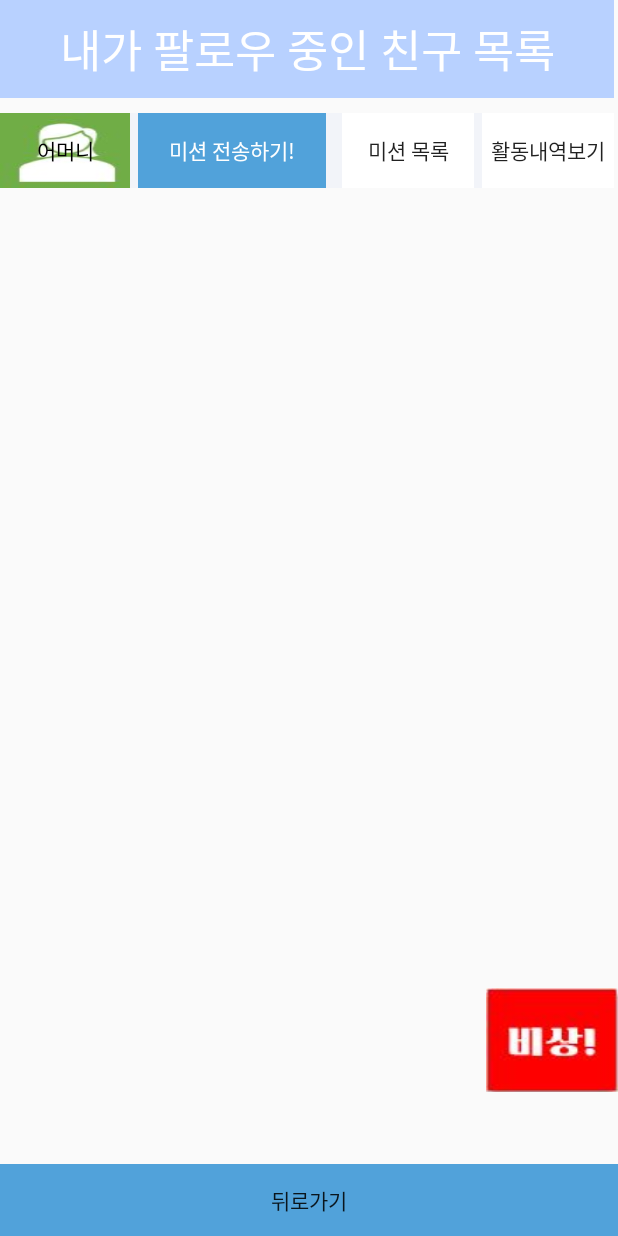
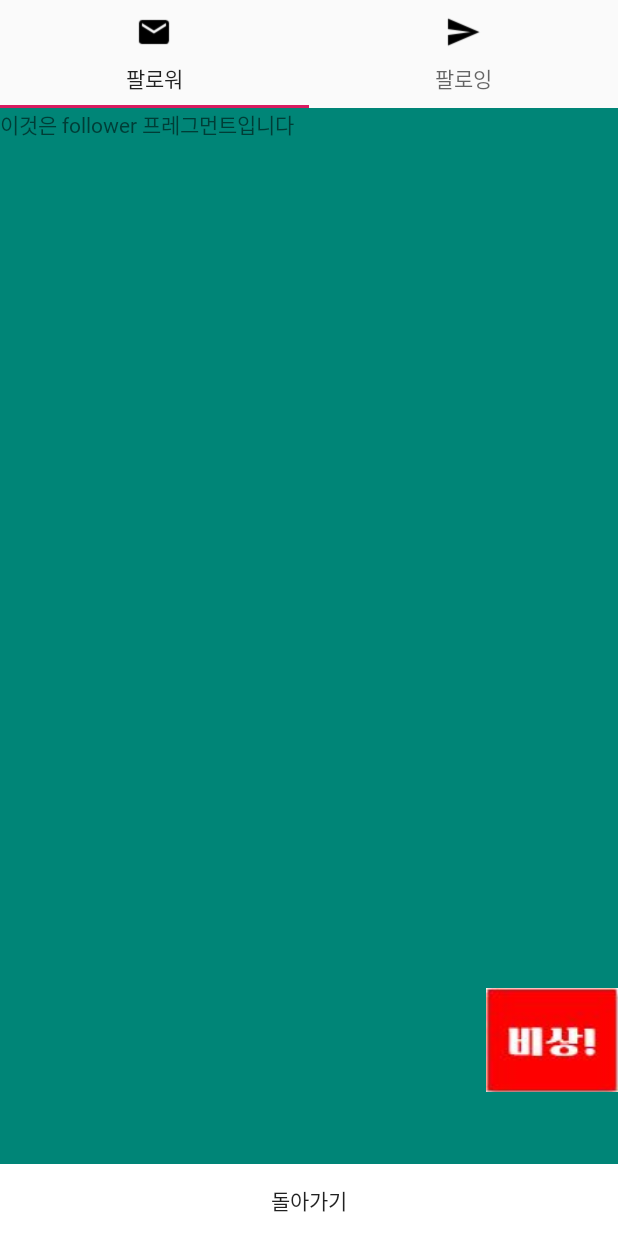
Before and after one commit to Junseon00/MD5, an Android app: the screen it shows after launch (Screen11Social), on a phone screen of 412 x 824 dp. Run offline under Robolectric (Android 15) with nearby library versions, the phone set to English and light mode, and no system bars.

Commit message:
screen11 social 탭뷰만듦

```diff
--- a/app/build.gradle
+++ b/app/build.gradle
@@ -43,6 +43,8 @@ dependencies {
     implementation fileTree(dir: 'libs', include: ['*.jar'])
     implementation 'androidx.appcompat:appcompat:1.0.2'
     implementation 'androidx.constraintlayout:constraintlayout:1.1.3'
+    implementation 'com.google.android.material:material:1.0.0'
+    implementation 'androidx.legacy:legacy-support-v4:1.0.0'
     testImplementation 'junit:junit:4.12'
     androidTestImplementation 'androidx.test.ext:junit:1.1.0'
     androidTestImplementation 'androidx.test.espresso:espresso-core:3.1.1'
--- /dev/null
+++ b/app/src/main/java/com/example/myapplication/Frag_follower.java
@@ -0,0 +1,64 @@
+package com.example.myapplication;
+
+import android.os.Bundle;
+
+import androidx.fragment.app.Fragment;
+
+import android.view.LayoutInflater;
+import android.view.View;
+import android.view.ViewGroup;
+
+/**
+ * A simple {@link Fragment} subclass.
+ * Use the {@link Frag_follower#newInstance} factory method to
+ * create an instance of this fragment.
+ */
+public class Frag_follower extends Fragment {
+
+    // TODO: Rename parameter arguments, choose names that match
+    // the fragment initialization parameters, e.g. ARG_ITEM_NUMBER
+    private static final String ARG_PARAM1 = "param1";
+    private static final String ARG_PARAM2 = "param2";
+
+    // TODO: Rename and change types of parameters
+    private String mParam1;
+    private String mParam2;
+
+    public Frag_follower() {
+        // Required empty public constructor
+    }
+
+    /**
+     * Use this factory method to create a new instance of
+     * this fragment using the provided parameters.
+     *
+     * @param param1 Parameter 1.
+     * @param param2 Parameter 2.
+     * @return A new instance of fragment Frag_follower.
+     */
+    // TODO: Rename and change types and number of parameters
+    public static Frag_follower newInstance(String param1, String param2) {
+        Frag_follower fragment = new Frag_follower();
+        Bundle args = new Bundle();
+        args.putString(ARG_PARAM1, param1);
+        args.putString(ARG_PARAM2, param2);
+        fragment.setArguments(args);
+        return fragment;
+    }
+
+    @Override
+    public void onCreate(Bundle savedInstanceState) {
+        super.onCreate(savedInstanceState);
+        if (getArguments() != null) {
+            mParam1 = getArguments().getString(ARG_PARAM1);
+            mParam2 = getArguments().getString(ARG_PARAM2);
+        }
+    }
+
+    @Override
+    public View onCreateView(LayoutInflater inflater, ViewGroup container,
+                             Bundle savedInstanceState) {
+        // Inflate the layout for this fragment
+        return inflater.inflate(R.layout.fragment_frag_follower, container, false);
+    }
+}
--- /dev/null
+++ b/app/src/main/java/com/example/myapplication/Frag_following.java
@@ -0,0 +1,64 @@
+package com.example.myapplication;
+
+import android.os.Bundle;
+
+import androidx.fragment.app.Fragment;
+
+import android.view.LayoutInflater;
+import android.view.View;
+import android.view.ViewGroup;
+
+/**
+ * A simple {@link Fragment} subclass.
+ * Use the {@link Frag_following#newInstance} factory method to
+ * create an instance of this fragment.
+ */
+public class Frag_following extends Fragment {
+
+    // TODO: Rename parameter arguments, choose names that match
+    // the fragment initialization parameters, e.g. ARG_ITEM_NUMBER
+    private static final String ARG_PARAM1 = "param1";
+    private static final String ARG_PARAM2 = "param2";
+
+    // TODO: Rename and change types of parameters
+    private String mParam1;
+    private String mParam2;
+
+    public Frag_following() {
+        // Required empty public constructor
+    }
+
+    /**
+     * Use this factory method to create a new instance of
+     * this fragment using the provided parameters.
+     *
+     * @param param1 Parameter 1.
+     * @param param2 Parameter 2.
+     * @return A new instance of fragment Frag_following.
+     */
+    // TODO: Rename and change types and number of parameters
+    public static Frag_following newInstance(String param1, String param2) {
+        Frag_following fragment = new Frag_following();
+        Bundle args = new Bundle();
+        args.putString(ARG_PARAM1, param1);
+        args.putString(ARG_PARAM2, param2);
+        fragment.setArguments(args);
+        return fragment;
+    }
+
+    @Override
+    public void onCreate(Bundle savedInstanceState) {
+        super.onCreate(savedInstanceState);
+        if (getArguments() != null) {
+            mParam1 = getArguments().getString(ARG_PARAM1);
+            mParam2 = getArguments().getString(ARG_PARAM2);
+        }
+    }
+
+    @Override
+    public View onCreateView(LayoutInflater inflater, ViewGroup container,
+                             Bundle savedInstanceState) {
+        // Inflate the layout for this fragment
+        return inflater.inflate(R.layout.fragment_frag_following, container, false);
+    }
+}
--- a/app/src/main/java/com/example/myapplication/Screen11Social.java
+++ b/app/src/main/java/com/example/myapplication/Screen11Social.java
@@ -1,6 +1,7 @@
 package com.example.myapplication;
 
 import androidx.appcompat.app.AppCompatActivity;
+import androidx.viewpager.widget.ViewPager;
 
 import android.content.Context;
 import android.content.Intent;
@@ -9,6 +10,10 @@ import android.os.Bundle;
 import android.view.LayoutInflater;
 import android.view.View;
 import android.widget.LinearLayout;
+
+import com.google.android.material.tabs.TabLayout;
+
+import java.util.ArrayList;
 
 public class Screen11Social extends AppCompatActivity {
 
@@ -30,12 +35,27 @@ public class Screen11Social extends AppCompatActivity {
         //위에겹친 레이아웃에 온클릭 이벤트주기
         //ll.setOnClickListener(writeListener);
 
+        //탭뷰를 위한 fragment
+        ViewPager vp = findViewById(R.id.viewpager);
+        VPAdapter adapter = new VPAdapter(getSupportFragmentManager());
+        vp.setAdapter(adapter);
+        TabLayout tab = findViewById(R.id.tab);
+        tab.setupWithViewPager(vp);
+        ArrayList<Integer> images=new ArrayList<>();
+        images.add(R.drawable.mail_icon); //텝창에 넣고 싶은 이미지
+        images.add(R.drawable.send_icon);
+
+        for(int i =0;i<2;i++){tab.getTabAt(i).setIcon(images.get(i));}
+
+
 
 
     }
 
-    public void toMain(View v){
+    public void toMainScreen(View v){
         Intent intent = new Intent(this,MainActivity.class);
         startActivity(intent);
     }
+
+
 }
--- /dev/null
+++ b/app/src/main/java/com/example/myapplication/VPAdapter.java
@@ -0,0 +1,40 @@
+package com.example.myapplication;
+
+import androidx.annotation.Nullable;
+import androidx.fragment.app.Fragment;
+import androidx.fragment.app.FragmentManager;
+import androidx.fragment.app.FragmentPagerAdapter;
+
+import java.util.ArrayList;
+
+public class VPAdapter extends FragmentPagerAdapter {
+    private ArrayList<Fragment> items;
+    private ArrayList<String> itext = new ArrayList<String>();
+
+    @Override
+    public Fragment getItem(int position) {
+        return items.get(position);
+    }
+
+    @Override
+    public int getCount() {
+        return items.size();
+    }
+//생성자?
+    public  VPAdapter(FragmentManager fm){
+        super(fm);
+        items=new ArrayList<Fragment>();
+        items.add(new Frag_follower());
+        items.add(new Frag_following());
+
+        itext.add("팔로워");
+        itext.add("팔로잉");
+
+    }
+
+    @Nullable
+    @Override
+    public CharSequence getPageTitle(int position) {
+        return itext.get(position);
+    }
+}
--- a/app/src/main/res/layout/activity_screen11_social.xml
+++ b/app/src/main/res/layout/activity_screen11_social.xml
@@ -1,93 +1,48 @@
 <?xml version="1.0" encoding="utf-8"?>
-<androidx.constraintlayout.widget.ConstraintLayout xmlns:android="http://schemas.android.com/apk/res/android"
-    xmlns:app="http://schemas.android.com/apk/res-auto"
+<LinearLayout xmlns:android="http://schemas.android.com/apk/res/android"
     xmlns:tools="http://schemas.android.com/tools"
     android:layout_width="match_parent"
     android:layout_height="match_parent"
-    tools:context=".Screen11Social">
+    android:orientation="vertical">
 
-    <LinearLayout
-        android:layout_width="409dp"
-        android:layout_height="729dp"
-        android:orientation="vertical"
-        app:layout_constraintStart_toStartOf="parent"
+    <com.google.android.material.tabs.TabLayout
+        android:id="@+id/tab"
+        android:layout_width="match_parent"
+        android:layout_height="wrap_content">
 
-        app:layout_constraintTop_toTopOf="parent">
+        <com.google.android.material.tabs.TabItem
+            android:id="@+id/tab_Item1"
+            android:layout_width="wrap_content"
+            android:layout_height="wrap_content"
+            android:text="팔로워" />
 
-        <TextView
-            android:id="@+id/textView22"
-            android:layout_width="match_parent"
+        <com.google.android.material.tabs.TabItem
+            android:id="@+id/tab_Item2"
+            android:layout_width="wrap_content"
             android:layout_height="wrap_content"
-            android:layout_marginBottom="10dp"
-            android:background="@color/thirdblue"
-            android:paddingTop="10dp"
-            android:paddingBottom="10dp"
-            android:text="내가 팔로우 중인 친구 목록"
-            android:textAlignment="center"
-            android:textColor="#FFFFFF"
-            android:textSize="30dp" />
-
-        <LinearLayout
-            android:layout_width="match_parent"
-            android:layout_height="wrap_content"
-            android:background="@color/firstblue"
-            android:orientation="horizontal">
+            android:text="팔로잉" />
 
 
+    </com.google.android.material.tabs.TabLayout>
 
-            <TextView
+    <RelativeLayout
+        android:layout_width="match_parent"
+        android:layout_height="match_parent">
 
-                android:gravity="center"
-
-                android:id="@+id/textView24"
-                android:layout_width="50dp"
-                android:layout_height="50dp"
-                android:layout_weight="1"
-                android:text="어머니"
-                android:textColor="#000000"
-                android:background="@drawable/sampleicon"/>
-
-            <Button
-                android:id="@+id/button16"
-                android:layout_width="wrap_content"
-                android:layout_height="50dp"
-                android:layout_marginLeft="5dp"
-                android:layout_marginRight="5dp"
-                android:layout_weight="1"
-                android:textColor="#FFFFFF"
-                android:background="@color/secondblue"
-                android:text="미션 전송하기!" />
-
-            <Button
-                android:id="@+id/button20"
-                android:layout_width="wrap_content"
-                android:layout_height="50dp"
-                android:layout_marginLeft="5dp"
-                android:layout_marginRight="5dp"
-                android:layout_weight="0"
-                android:background="#FFFFFF"
-                android:text="미션 목록" />
-
-            <Button
-                android:id="@+id/button19"
-                android:layout_width="wrap_content"
-                android:layout_height="50dp"
-                android:layout_weight="0"
-                android:background="#FFFFFF"
-                android:text="활동내역보기" />
-
-        </LinearLayout>
-
-    </LinearLayout>
+        <androidx.viewpager.widget.ViewPager
+        android:id="@+id/viewpager"
+        android:layout_width="match_parent"
+        android:layout_above="@id/button16"
+        android:layout_height="match_parent" />
 
     <Button
-        android:id="@+id/button21"
+        android:id="@+id/button16"
         android:layout_width="match_parent"
         android:layout_height="wrap_content"
-        android:text="뒤로가기"
-        android:onClick="toMain"
-        android:background="@color/secondblue"
-        app:layout_constraintBottom_toBottomOf="parent"
-        app:layout_constraintEnd_toEndOf="parent"
-        app:layout_constraintStart_toStartOf="parent" />
-</androidx.constraintlayout.widget.ConstraintLayout>
+        android:onClick="toMainScreen"
+        android:background="#ffffff"
+        android:layout_alignParentBottom="true"
+        android:text="돌아가기" />
+
+    </RelativeLayout>
+</LinearLayout>
--- /dev/null
+++ b/app/src/main/res/layout/follower_item.xml
@@ -0,0 +1,6 @@
+<?xml version="1.0" encoding="utf-8"?>
+<androidx.constraintlayout.widget.ConstraintLayout
+    xmlns:android="http://schemas.android.com/apk/res/android" android:layout_width="match_parent"
+    android:layout_height="match_parent">
+
+</androidx.constraintlayout.widget.ConstraintLayout>
--- /dev/null
+++ b/app/src/main/res/layout/fragment_frag_follower.xml
@@ -0,0 +1,15 @@
+<?xml version="1.0" encoding="utf-8"?>
+<FrameLayout xmlns:android="http://schemas.android.com/apk/res/android"
+    xmlns:tools="http://schemas.android.com/tools"
+    android:layout_width="match_parent"
+    android:background="@color/colorPrimary"
+    android:layout_height="match_parent"
+    tools:context=".Frag_follower">
+
+    <!-- TODO: Update blank fragment layout -->
+    <TextView
+        android:layout_width="match_parent"
+        android:layout_height="match_parent"
+        android:text="이것은 follower 프레그먼트입니다" />
+
+</FrameLayout>
--- /dev/null
+++ b/app/src/main/res/layout/fragment_frag_following.xml
@@ -0,0 +1,15 @@
+<?xml version="1.0" encoding="utf-8"?>
+<FrameLayout xmlns:android="http://schemas.android.com/apk/res/android"
+    xmlns:tools="http://schemas.android.com/tools"
+    android:layout_width="match_parent"
+    android:background="@color/firstblue"
+    android:layout_height="match_parent"
+    tools:context=".Frag_following">
+
+    <!-- TODO: Update blank fragment layout -->
+    <TextView
+        android:layout_width="match_parent"
+        android:layout_height="match_parent"
+        android:text="@string/hello_blank_fragment" />
+
+</FrameLayout>
--- a/app/src/main/res/values/strings.xml
+++ b/app/src/main/res/values/strings.xml
@@ -1,4 +1,6 @@
 <resources>
     <string name="baseUrl">http://re-build.tistory.com</string>
     <string name="app_name">약쏙</string>
+    <!-- TODO: Remove or change this placeholder text -->
+    <string name="hello_blank_fragment">Hello blank fragment</string>
 </resources>
```
Also changed, not shown: app/src/main/AndroidManifest.xml (+5 -6 lines), app/src/main/res/drawable/mail_icon.png (added), app/src/main/res/drawable/send_icon.png (added).
